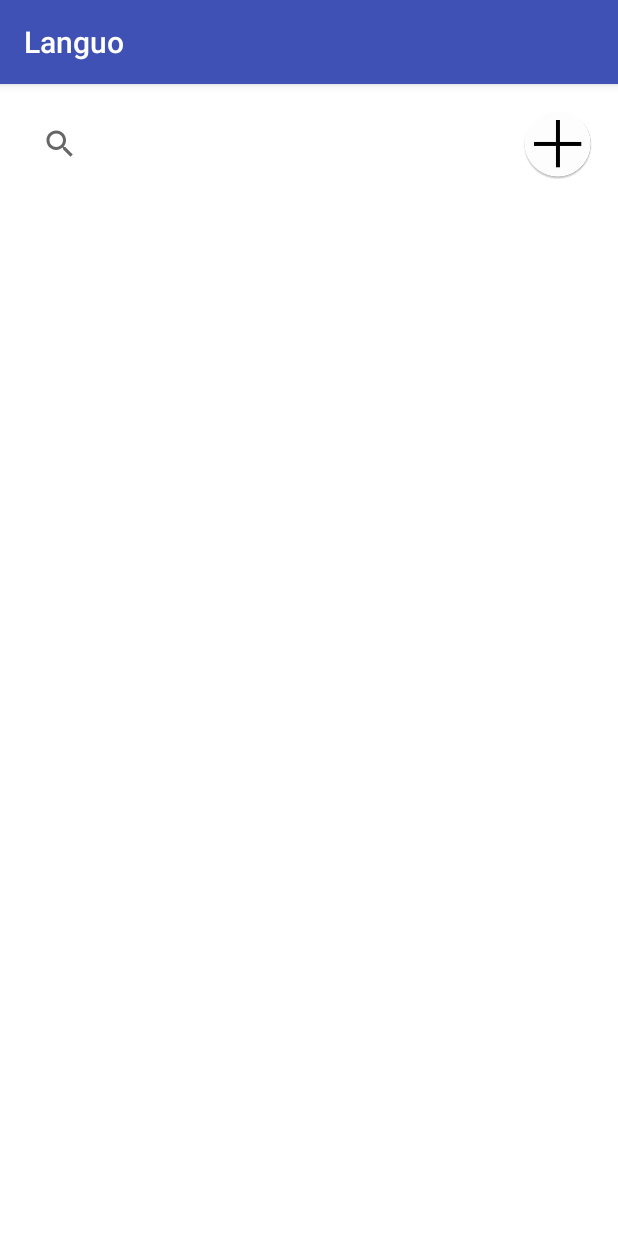
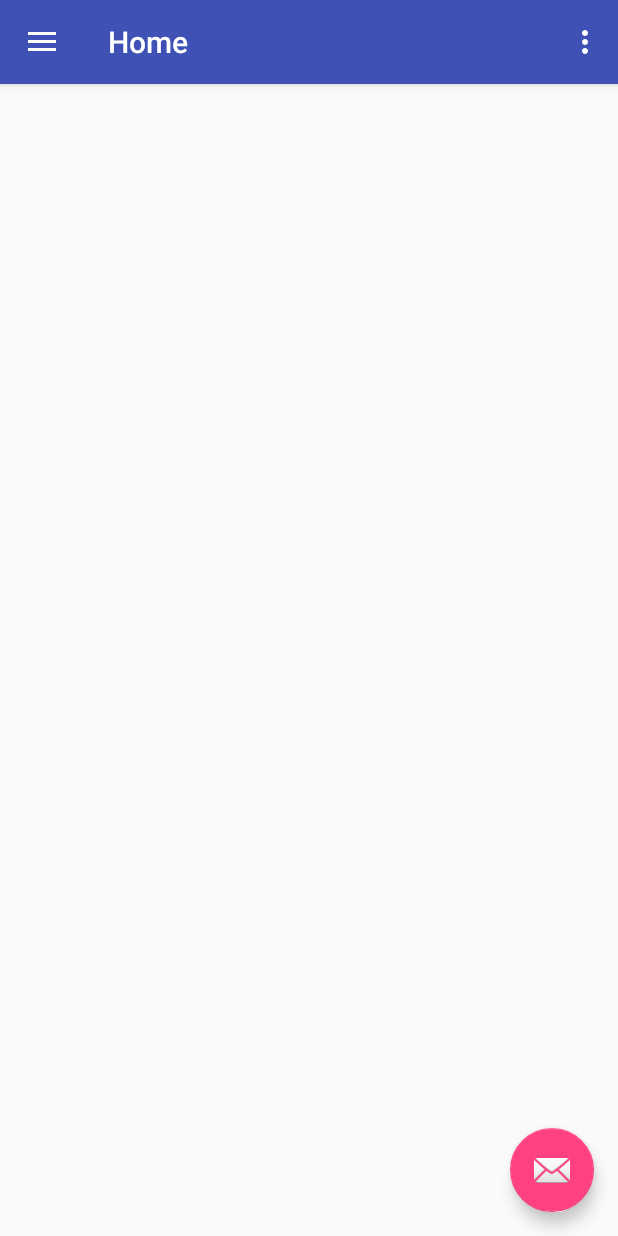
Before and after one commit to amelendezi/Languo, an Android app: the screen it shows after launch (MainActivity before the commit, HomeActivity after it), on a phone screen of 412 x 824 dp. Run offline under Robolectric (Android 15) with nearby library versions, the phone set to English and light mode, and no system bars.

Commit message:
Added the base for a navigation drawer

```diff
--- a/app/build.gradle
+++ b/app/build.gradle
@@ -24,4 +24,5 @@
     testCompile 'junit:junit:4.12'
     compile 'com.android.support:appcompat-v7:23.4.0'
     compile 'de.greenrobot:greendao:2.1.0'
+    compile 'com.android.support:design:23.4.0'
 }
--- /dev/null
+++ b/app/src/main/java/com/amelendez/lgo/activities/HomeActivity.java
@@ -0,0 +1,103 @@
+package com.amelendez.lgo.activities;
+
+import android.os.Bundle;
+import android.support.design.widget.FloatingActionButton;
+import android.support.design.widget.Snackbar;
+import android.view.View;
+import android.support.design.widget.NavigationView;
+import android.support.v4.view.GravityCompat;
+import android.support.v4.widget.DrawerLayout;
+import android.support.v7.app.ActionBarDrawerToggle;
+import android.support.v7.app.AppCompatActivity;
+import android.support.v7.widget.Toolbar;
+import android.view.Menu;
+import android.view.MenuItem;
+
+import com.amelendez.lgo.languo.R;
+
+public class HomeActivity extends AppCompatActivity
+        implements NavigationView.OnNavigationItemSelectedListener {
+
+    @Override
+    protected void onCreate(Bundle savedInstanceState) {
+        super.onCreate(savedInstanceState);
+        setContentView(R.layout.activity_home);
+        Toolbar toolbar = (Toolbar) findViewById(R.id.toolbar);
+        setSupportActionBar(toolbar);
+
+        FloatingActionButton fab = (FloatingActionButton) findViewById(R.id.fab);
+        fab.setOnClickListener(new View.OnClickListener() {
+            @Override
+            public void onClick(View view) {
+                Snackbar.make(view, "Replace with your own action", Snackbar.LENGTH_LONG)
+                        .setAction("Action", null).show();
+            }
+        });
+
+        DrawerLayout drawer = (DrawerLayout) findViewById(R.id.drawer_layout);
+        ActionBarDrawerToggle toggle = new ActionBarDrawerToggle(
+                this, drawer, toolbar, R.string.navigation_drawer_open, R.string.navigation_drawer_close);
+        drawer.setDrawerListener(toggle);
+        toggle.syncState();
+
+        NavigationView navigationView = (NavigationView) findViewById(R.id.nav_view);
+        navigationView.setNavigationItemSelectedListener(this);
+    }
+
+    @Override
+    public void onBackPressed() {
+        DrawerLayout drawer = (DrawerLayout) findViewById(R.id.drawer_layout);
+        if (drawer.isDrawerOpen(GravityCompat.START)) {
+            drawer.closeDrawer(GravityCompat.START);
+        } else {
+            super.onBackPressed();
+        }
+    }
+
+    @Override
+    public boolean onCreateOptionsMenu(Menu menu) {
+        // Inflate the menu; this adds items to the action bar if it is present.
+        getMenuInflater().inflate(R.menu.home, menu);
+        return true;
+    }
+
+    @Override
+    public boolean onOptionsItemSelected(MenuItem item) {
+        // Handle action bar item clicks here. The action bar will
+        // automatically handle clicks on the Home/Up button, so long
+        // as you specify a parent activity in AndroidManifest.xml.
+        int id = item.getItemId();
+
+        //noinspection SimplifiableIfStatement
+        if (id == R.id.action_settings) {
+            return true;
+        }
+
+        return super.onOptionsItemSelected(item);
+    }
+
+    @SuppressWarnings("StatementWithEmptyBody")
+    @Override
+    public boolean onNavigationItemSelected(MenuItem item) {
+        // Handle navigation view item clicks here.
+        int id = item.getItemId();
+
+        if (id == R.id.nav_camera) {
+            // Handle the camera action
+        } else if (id == R.id.nav_gallery) {
+
+        } else if (id == R.id.nav_slideshow) {
+
+        } else if (id == R.id.nav_manage) {
+
+        } else if (id == R.id.nav_share) {
+
+        } else if (id == R.id.nav_send) {
+
+        }
+
+        DrawerLayout drawer = (DrawerLayout) findViewById(R.id.drawer_layout);
+        drawer.closeDrawer(GravityCompat.START);
+        return true;
+    }
+}
--- /dev/null
+++ b/app/src/main/res/drawable/ic_menu_camera.xml
@@ -0,0 +1,12 @@
+<vector xmlns:android="http://schemas.android.com/apk/res/android"
+    android:width="24dp"
+    android:height="24dp"
+    android:viewportHeight="24.0"
+    android:viewportWidth="24.0">
+    <path
+        android:fillColor="#FF000000"
+        android:pathData="M12,12m-3.2,0a3.2,3.2 0,1 1,6.4 0a3.2,3.2 0,1 1,-6.4 0" />
+    <path
+        android:fillColor="#FF000000"
+        android:pathData="M9,2L7.17,4H4c-1.1,0 -2,0.9 -2,2v12c0,1.1 0.9,2 2,2h16c1.1,0 2,-0.9 2,-2V6c0,-1.1 -0.9,-2 -2,-2h-3.17L15,2H9zm3,15c-2.76,0 -5,-2.24 -5,-5s2.24,-5 5,-5 5,2.24 5,5 -2.24,5 -5,5z" />
+</vector>
--- /dev/null
+++ b/app/src/main/res/drawable/ic_menu_gallery.xml
@@ -0,0 +1,9 @@
+<vector xmlns:android="http://schemas.android.com/apk/res/android"
+    android:width="24dp"
+    android:height="24dp"
+    android:viewportHeight="24.0"
+    android:viewportWidth="24.0">
+    <path
+        android:fillColor="#FF000000"
+        android:pathData="M22,16V4c0,-1.1 -0.9,-2 -2,-2H8c-1.1,0 -2,0.9 -2,2v12c0,1.1 0.9,2 2,2h12c1.1,0 2,-0.9 2,-2zm-11,-4l2.03,2.71L16,11l4,5H8l3,-4zM2,6v14c0,1.1 0.9,2 2,2h14v-2H4V6H2z" />
+</vector>
--- /dev/null
+++ b/app/src/main/res/drawable/ic_menu_manage.xml
@@ -0,0 +1,9 @@
+<vector xmlns:android="http://schemas.android.com/apk/res/android"
+    android:width="24dp"
+    android:height="24dp"
+    android:viewportHeight="24.0"
+    android:viewportWidth="24.0">
+    <path
+        android:fillColor="#FF000000"
+        android:pathData="M22.7,19l-9.1,-9.1c0.9,-2.3 0.4,-5 -1.5,-6.9 -2,-2 -5,-2.4 -7.4,-1.3L9,6 6,9 1.6,4.7C0.4,7.1 0.9,10.1 2.9,12.1c1.9,1.9 4.6,2.4 6.9,1.5l9.1,9.1c0.4,0.4 1,0.4 1.4,0l2.3,-2.3c0.5,-0.4 0.5,-1.1 0.1,-1.4z" />
+</vector>
--- /dev/null
+++ b/app/src/main/res/drawable/ic_menu_send.xml
@@ -0,0 +1,9 @@
+<vector xmlns:android="http://schemas.android.com/apk/res/android"
+    android:width="24dp"
+    android:height="24dp"
+    android:viewportHeight="24.0"
+    android:viewportWidth="24.0">
+    <path
+        android:fillColor="#FF000000"
+        android:pathData="M2.01,21L23,12 2.01,3 2,10l15,2 -15,2z" />
+</vector>
--- /dev/null
+++ b/app/src/main/res/drawable/ic_menu_share.xml
@@ -0,0 +1,9 @@
+<vector xmlns:android="http://schemas.android.com/apk/res/android"
+    android:width="24dp"
+    android:height="24dp"
+    android:viewportHeight="24.0"
+    android:viewportWidth="24.0">
+    <path
+        android:fillColor="#FF000000"
+        android:pathData="M18,16.08c-0.76,0 -1.44,0.3 -1.96,0.77L8.91,12.7c0.05,-0.23 0.09,-0.46 0.09,-0.7s-0.04,-0.47 -0.09,-0.7l7.05,-4.11c0.54,0.5 1.25,0.81 2.04,0.81 1.66,0 3,-1.34 3,-3s-1.34,-3 -3,-3 -3,1.34 -3,3c0,0.24 0.04,0.47 0.09,0.7L8.04,9.81C7.5,9.31 6.79,9 6,9c-1.66,0 -3,1.34 -3,3s1.34,3 3,3c0.79,0 1.5,-0.31 2.04,-0.81l7.12,4.16c-0.05,0.21 -0.08,0.43 -0.08,0.65 0,1.61 1.31,2.92 2.92,2.92 1.61,0 2.92,-1.31 2.92,-2.92s-1.31,-2.92 -2.92,-2.92z" />
+</vector>
--- /dev/null
+++ b/app/src/main/res/drawable/ic_menu_slideshow.xml
@@ -0,0 +1,9 @@
+<vector xmlns:android="http://schemas.android.com/apk/res/android"
+    android:width="24dp"
+    android:height="24dp"
+    android:viewportHeight="24.0"
+    android:viewportWidth="24.0">
+    <path
+        android:fillColor="#FF000000"
+        android:pathData="M4,6H2v14c0,1.1 0.9,2 2,2h14v-2H4V6zm16,-4H8c-1.1,0 -2,0.9 -2,2v12c0,1.1 0.9,2 2,2h12c1.1,0 2,-0.9 2,-2V4c0,-1.1 -0.9,-2 -2,-2zm-8,12.5v-9l6,4.5 -6,4.5z" />
+</vector>
--- /dev/null
+++ b/app/src/main/res/drawable/side_nav_bar.xml
@@ -0,0 +1,9 @@
+<shape xmlns:android="http://schemas.android.com/apk/res/android"
+    android:shape="rectangle">
+    <gradient
+        android:angle="135"
+        android:centerColor="#4CAF50"
+        android:endColor="#2E7D32"
+        android:startColor="#81C784"
+        android:type="linear" />
+</shape>
--- /dev/null
+++ b/app/src/main/res/layout/activity_home.xml
@@ -0,0 +1,25 @@
+<?xml version="1.0" encoding="utf-8"?>
+<android.support.v4.widget.DrawerLayout xmlns:android="http://schemas.android.com/apk/res/android"
+    xmlns:app="http://schemas.android.com/apk/res-auto"
+    xmlns:tools="http://schemas.android.com/tools"
+    android:id="@+id/drawer_layout"
+    android:layout_width="match_parent"
+    android:layout_height="match_parent"
+    android:fitsSystemWindows="true"
+    tools:openDrawer="start">
+
+    <include
+        layout="@layout/app_bar_home"
+        android:layout_width="match_parent"
+        android:layout_height="match_parent" />
+
+    <android.support.design.widget.NavigationView
+        android:id="@+id/nav_view"
+        android:layout_width="wrap_content"
+        android:layout_height="match_parent"
+        android:layout_gravity="start"
+        android:fitsSystemWindows="true"
+        app:headerLayout="@layout/nav_header_home"
+        app:menu="@menu/activity_home_drawer" />
+
+</android.support.v4.widget.DrawerLayout>
--- /dev/null
+++ b/app/src/main/res/layout/app_bar_home.xml
@@ -0,0 +1,34 @@
+<?xml version="1.0" encoding="utf-8"?>
+<android.support.design.widget.CoordinatorLayout xmlns:android="http://schemas.android.com/apk/res/android"
+    xmlns:app="http://schemas.android.com/apk/res-auto"
+    xmlns:tools="http://schemas.android.com/tools"
+    android:layout_width="match_parent"
+    android:layout_height="match_parent"
+    android:fitsSystemWindows="true"
+    tools:context="com.amelendez.lgo.activities.HomeActivity">
+
+    <android.support.design.widget.AppBarLayout
+        android:layout_width="match_parent"
+        android:layout_height="wrap_content"
+        android:theme="@style/AppTheme.AppBarOverlay">
+
+        <android.support.v7.widget.Toolbar
+            android:id="@+id/toolbar"
+            android:layout_width="match_parent"
+            android:layout_height="?attr/actionBarSize"
+            android:background="?attr/colorPrimary"
+            app:popupTheme="@style/AppTheme.PopupOverlay" />
+
+    </android.support.design.widget.AppBarLayout>
+
+    <include layout="@layout/content_home" />
+
+    <android.support.design.widget.FloatingActionButton
+        android:id="@+id/fab"
+        android:layout_width="wrap_content"
+        android:layout_height="wrap_content"
+        android:layout_gravity="bottom|end"
+        android:layout_margin="@dimen/fab_margin"
+        android:src="@android:drawable/ic_dialog_email" />
+
+</android.support.design.widget.CoordinatorLayout>
--- /dev/null
+++ b/app/src/main/res/layout/content_home.xml
@@ -0,0 +1,15 @@
+<?xml version="1.0" encoding="utf-8"?>
+<RelativeLayout xmlns:android="http://schemas.android.com/apk/res/android"
+    xmlns:app="http://schemas.android.com/apk/res-auto"
+    xmlns:tools="http://schemas.android.com/tools"
+    android:layout_width="match_parent"
+    android:layout_height="match_parent"
+    android:paddingBottom="@dimen/activity_vertical_margin"
+    android:paddingLeft="@dimen/activity_horizontal_margin"
+    android:paddingRight="@dimen/activity_horizontal_margin"
+    android:paddingTop="@dimen/activity_vertical_margin"
+    app:layout_behavior="@string/appbar_scrolling_view_behavior"
+    tools:context="com.amelendez.lgo.activities.HomeActivity"
+    tools:showIn="@layout/app_bar_home">
+
+</RelativeLayout>
--- /dev/null
+++ b/app/src/main/res/layout/nav_header_home.xml
@@ -0,0 +1,34 @@
+<?xml version="1.0" encoding="utf-8"?>
+<LinearLayout xmlns:android="http://schemas.android.com/apk/res/android"
+    android:layout_width="match_parent"
+    android:layout_height="@dimen/nav_header_height"
+    android:background="@drawable/side_nav_bar"
+    android:gravity="bottom"
+    android:orientation="vertical"
+    android:paddingBottom="@dimen/activity_vertical_margin"
+    android:paddingLeft="@dimen/activity_horizontal_margin"
+    android:paddingRight="@dimen/activity_horizontal_margin"
+    android:paddingTop="@dimen/activity_vertical_margin"
+    android:theme="@style/ThemeOverlay.AppCompat.Dark">
+
+    <ImageView
+        android:id="@+id/imageView"
+        android:layout_width="wrap_content"
+        android:layout_height="wrap_content"
+        android:paddingTop="@dimen/nav_header_vertical_spacing"
+        android:src="@android:drawable/sym_def_app_icon" />
+
+    <TextView
+        android:layout_width="match_parent"
+        android:layout_height="wrap_content"
+        android:paddingTop="@dimen/nav_header_vertical_spacing"
+        android:text="Android Studio"
+        android:textAppearance="@style/TextAppearance.AppCompat.Body1" />
+
+    <TextView
+        android:id="@+id/textView"
+        android:layout_width="wrap_content"
+        android:layout_height="wrap_content"
+        android:text="android.studio@android.com" />
+
+</LinearLayout>
--- /dev/null
+++ b/app/src/main/res/menu/activity_home_drawer.xml
@@ -0,0 +1,36 @@
+<?xml version="1.0" encoding="utf-8"?>
+<menu xmlns:android="http://schemas.android.com/apk/res/android">
+
+    <group android:checkableBehavior="single">
+        <item
+            android:id="@+id/nav_camera"
+            android:icon="@drawable/ic_menu_camera"
+            android:title="Import" />
+        <item
+            android:id="@+id/nav_gallery"
+            android:icon="@drawable/ic_menu_gallery"
+            android:title="Gallery" />
+        <item
+            android:id="@+id/nav_slideshow"
+            android:icon="@drawable/ic_menu_slideshow"
+            android:title="Slideshow" />
+        <item
+            android:id="@+id/nav_manage"
+            android:icon="@drawable/ic_menu_manage"
+            android:title="Tools" />
+    </group>
+
+    <item android:title="Communicate">
+        <menu>
+            <item
+                android:id="@+id/nav_share"
+                android:icon="@drawable/ic_menu_share"
+                android:title="Share" />
+            <item
+                android:id="@+id/nav_send"
+                android:icon="@drawable/ic_menu_send"
+                android:title="Send" />
+        </menu>
+    </item>
+
+</menu>
--- /dev/null
+++ b/app/src/main/res/menu/home.xml
@@ -0,0 +1,9 @@
+<?xml version="1.0" encoding="utf-8"?>
+<menu xmlns:android="http://schemas.android.com/apk/res/android"
+    xmlns:app="http://schemas.android.com/apk/res-auto">
+    <item
+        android:id="@+id/action_settings"
+        android:orderInCategory="100"
+        android:title="@string/action_settings"
+        app:showAsAction="never" />
+</menu>
--- /dev/null
+++ b/app/src/main/res/values-v21/styles.xml
@@ -0,0 +1,9 @@
+<resources>
+
+    <style name="AppTheme.NoActionBar">
+        <item name="windowActionBar">false</item>
+        <item name="windowNoTitle">true</item>
+        <item name="android:windowDrawsSystemBarBackgrounds">true</item>
+        <item name="android:statusBarColor">@android:color/transparent</item>
+    </style>
+</resources>
--- a/app/src/main/res/values/dimens.xml
+++ b/app/src/main/res/values/dimens.xml
@@ -2,4 +2,8 @@
     <!-- Default screen margins, per the Android Design guidelines. -->
     <dimen name="activity_horizontal_margin">16dp</dimen>
     <dimen name="activity_vertical_margin">16dp</dimen>
+    <!-- Default screen margins, per the Android Design guidelines. -->
+    <dimen name="nav_header_vertical_spacing">16dp</dimen>
+    <dimen name="nav_header_height">160dp</dimen>
+    <dimen name="fab_margin">16dp</dimen>
 </resources>
--- a/app/src/main/res/values/strings.xml
+++ b/app/src/main/res/values/strings.xml
@@ -2,4 +2,10 @@
     <string name="app_name">Languo</string>
     <string name="newlanguo">newLanguo</string>
     <string name="new_languo_action">New languo action.</string>
+    <string name="title_activity_home">Home</string>
+
+    <string name="navigation_drawer_open">Open navigation drawer</string>
+    <string name="navigation_drawer_close">Close navigation drawer</string>
+
+    <string name="action_settings">Settings</string>
 </resources>
--- a/app/src/main/res/values/styles.xml
+++ b/app/src/main/res/values/styles.xml
@@ -8,4 +8,13 @@
         <item name="colorAccent">@color/colorAccent</item>
     </style>
 
+    <style name="AppTheme.NoActionBar">
+        <item name="windowActionBar">false</item>
+        <item name="windowNoTitle">true</item>
+    </style>
+
+    <style name="AppTheme.AppBarOverlay" parent="ThemeOverlay.AppCompat.Dark.ActionBar" />
+
+    <style name="AppTheme.PopupOverlay" parent="ThemeOverlay.AppCompat.Light" />
+
 </resources>
```
Also changed, not shown: app/src/main/AndroidManifest.xml (+7 -6 lines).
